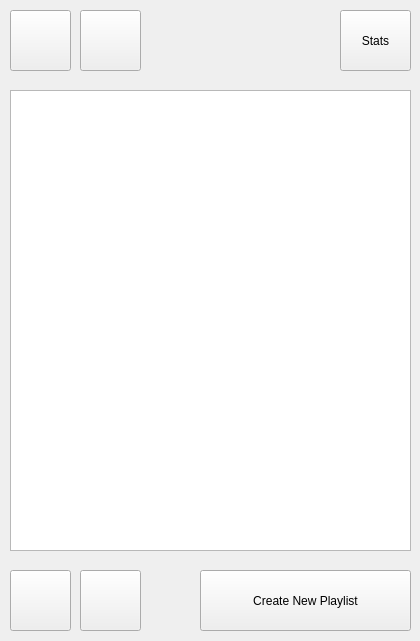
Qt form app/modules/ui/main_window.ui (DelevoXDG/FlashcardMaster) before a commit.
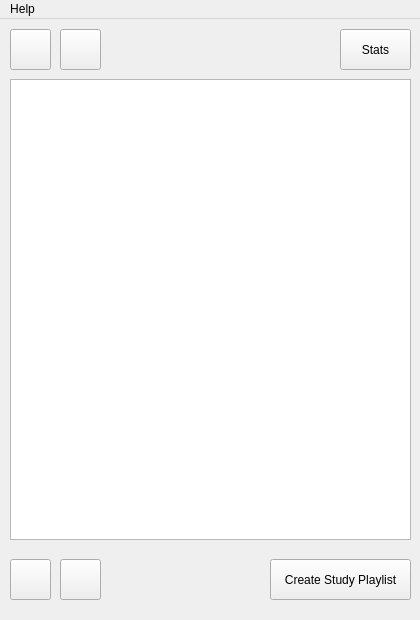
The same form after that commit. Icons and pictures are not drawn.

Commit message: Added delete functionality, enabled state toggle, misc interface changes

```diff
--- a/app/modules/ui/main_window.ui
+++ b/app/modules/ui/main_window.ui
@@ -13,9 +13,27 @@
     <x>0</x>
     <y>0</y>
     <width>420</width>
-    <height>641</height>
+    <height>620</height>
    </rect>
   </property>
+  <property name="sizePolicy">
+   <sizepolicy hsizetype="Fixed" vsizetype="Fixed">
+    <horstretch>0</horstretch>
+    <verstretch>0</verstretch>
+   </sizepolicy>
+  </property>
+  <property name="minimumSize">
+   <size>
+    <width>420</width>
+    <height>620</height>
+   </size>
+  </property>
+  <property name="maximumSize">
+   <size>
+    <width>420</width>
+    <height>620</height>
+   </size>
+  </property>
   <property name="windowTitle">
    <string>Flashcard Master</string>
   </property>
@@ -23,23 +41,29 @@
    <bool>true</bool>
   </property>
   <widget class="QWidget" name="centralwidget">
+   <property name="sizePolicy">
+    <sizepolicy hsizetype="Fixed" vsizetype="Fixed">
+     <horstretch>0</horstretch>
+     <verstretch>0</verstretch>
+    </sizepolicy>
+   </property>
    <property name="styleSheet">
     <string notr="true"/>
    </property>
    <widget class="QPushButton" name="create_playlist_button">
     <property name="geometry">
      <rect>
-      <x>200</x>
-      <y>570</y>
-      <width>211</width>
-      <height>61</height>
+      <x>270</x>
+      <y>540</y>
+      <width>141</width>
+      <height>41</height>
      </rect>
     </property>
     <property name="cursor">
      <cursorShape>OpenHandCursor</cursorShape>
     </property>
     <property name="text">
-     <string>Create New Playlist</string>
+     <string>Create Study Playlist</string>
     </property>
    </widget>
    <widget class="QPushButton" name="import_button">
@@ -47,8 +71,8 @@
      <rect>
       <x>10</x>
       <y>10</y>
-      <width>61</width>
-      <height>61</height>
+      <width>41</width>
+      <height>41</height>
      </rect>
     </property>
     <property name="cursor">
@@ -63,18 +87,18 @@
     </property>
     <property name="iconSize">
      <size>
-      <width>32</width>
-      <height>32</height>
+      <width>24</width>
+      <height>24</height>
      </size>
     </property>
    </widget>
    <widget class="QPushButton" name="export_button">
     <property name="geometry">
      <rect>
-      <x>80</x>
+      <x>60</x>
       <y>10</y>
-      <width>61</width>
-      <height>61</height>
+      <width>41</width>
+      <height>41</height>
      </rect>
     </property>
     <property name="cursor">
@@ -89,8 +113,8 @@
     </property>
     <property name="iconSize">
      <size>
-      <width>32</width>
-      <height>32</height>
+      <width>24</width>
+      <height>24</height>
      </size>
     </property>
    </widget>
@@ -98,7 +122,7 @@
     <property name="geometry">
      <rect>
       <x>10</x>
-      <y>90</y>
+      <y>60</y>
       <width>401</width>
       <height>461</height>
      </rect>
@@ -111,9 +135,9 @@
     <property name="geometry">
      <rect>
       <x>10</x>
-      <y>570</y>
-      <width>61</width>
-      <height>61</height>
+      <y>540</y>
+      <width>41</width>
+      <height>41</height>
      </rect>
     </property>
     <property name="cursor">
@@ -128,18 +152,18 @@
     </property>
     <property name="iconSize">
      <size>
-      <width>32</width>
-      <height>32</height>
+      <width>24</width>
+      <height>24</height>
      </size>
     </property>
    </widget>
    <widget class="QPushButton" name="delete_button">
     <property name="geometry">
      <rect>
-      <x>80</x>
-      <y>570</y>
-      <width>61</width>
-      <height>61</height>
+      <x>60</x>
+      <y>540</y>
+      <width>41</width>
+      <height>41</height>
      </rect>
     </property>
     <property name="cursor">
@@ -154,8 +178,8 @@
     </property>
     <property name="iconSize">
      <size>
-      <width>32</width>
-      <height>32</height>
+      <width>24</width>
+      <height>24</height>
      </size>
     </property>
    </widget>
@@ -165,7 +189,7 @@
       <x>340</x>
       <y>10</y>
       <width>71</width>
-      <height>61</height>
+      <height>41</height>
      </rect>
     </property>
     <property name="cursor">
@@ -185,6 +209,13 @@
      <height>22</height>
     </rect>
    </property>
+   <widget class="QMenu" name="menuHelp">
+    <property name="title">
+     <string>Help</string>
+    </property>
+    <addaction name="actionAbout_Flashcard_Master"/>
+   </widget>
+   <addaction name="menuHelp"/>
   </widget>
  </widget>
  <resources/>
```
Left out of the diff: 35 changed lines with no effect on the pictures. The commit also changes 4 other files.
